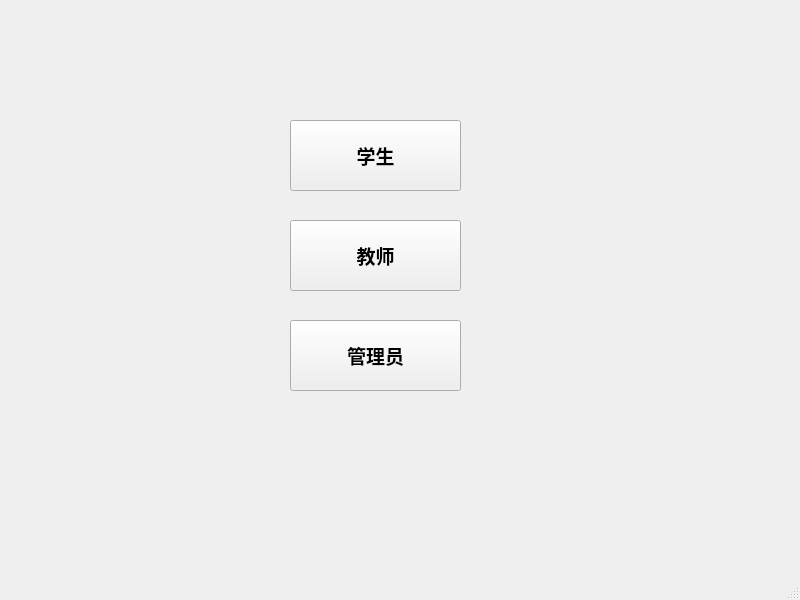
Old version of the form Lab1/Code/gui/system.ui in the repository Linny-Y/HIT-Database-System.
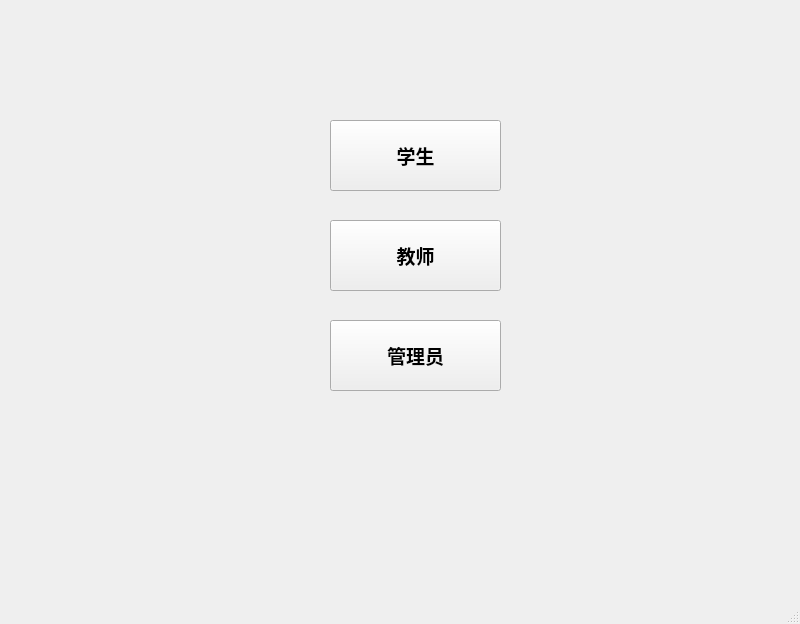
New version of the form.

What changed in the file:
```diff
--- a/Lab1/Code/gui/system.ui
+++ b/Lab1/Code/gui/system.ui
@@ -7,7 +7,7 @@
     <x>0</x>
     <y>0</y>
     <width>800</width>
-    <height>600</height>
+    <height>624</height>
    </rect>
   </property>
   <property name="font">
@@ -23,7 +23,7 @@
    <widget class="QPushButton" name="studentbutton">
     <property name="geometry">
      <rect>
-      <x>290</x>
+      <x>330</x>
       <y>120</y>
       <width>171</width>
       <height>71</height>
@@ -44,7 +44,7 @@
    <widget class="QPushButton" name="teacherbutton">
     <property name="geometry">
      <rect>
-      <x>290</x>
+      <x>330</x>
       <y>220</y>
       <width>171</width>
       <height>71</height>
@@ -65,7 +65,7 @@
    <widget class="QPushButton" name="administratorbutton">
     <property name="geometry">
      <rect>
-      <x>290</x>
+      <x>330</x>
       <y>320</y>
       <width>171</width>
       <height>71</height>
```
